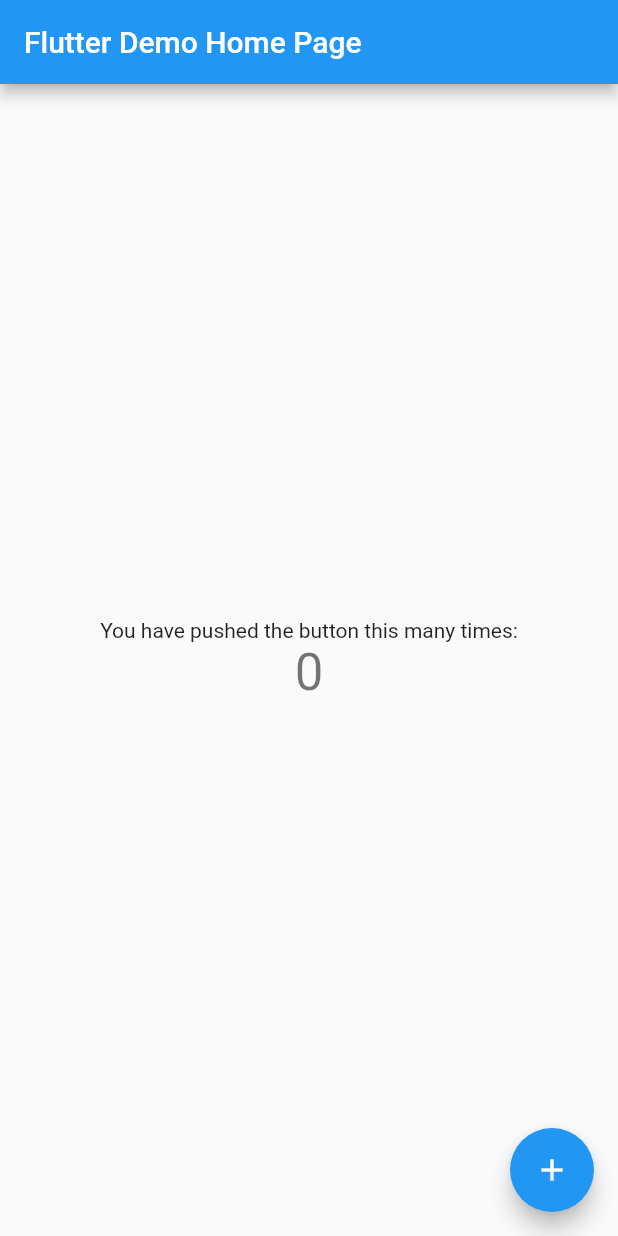
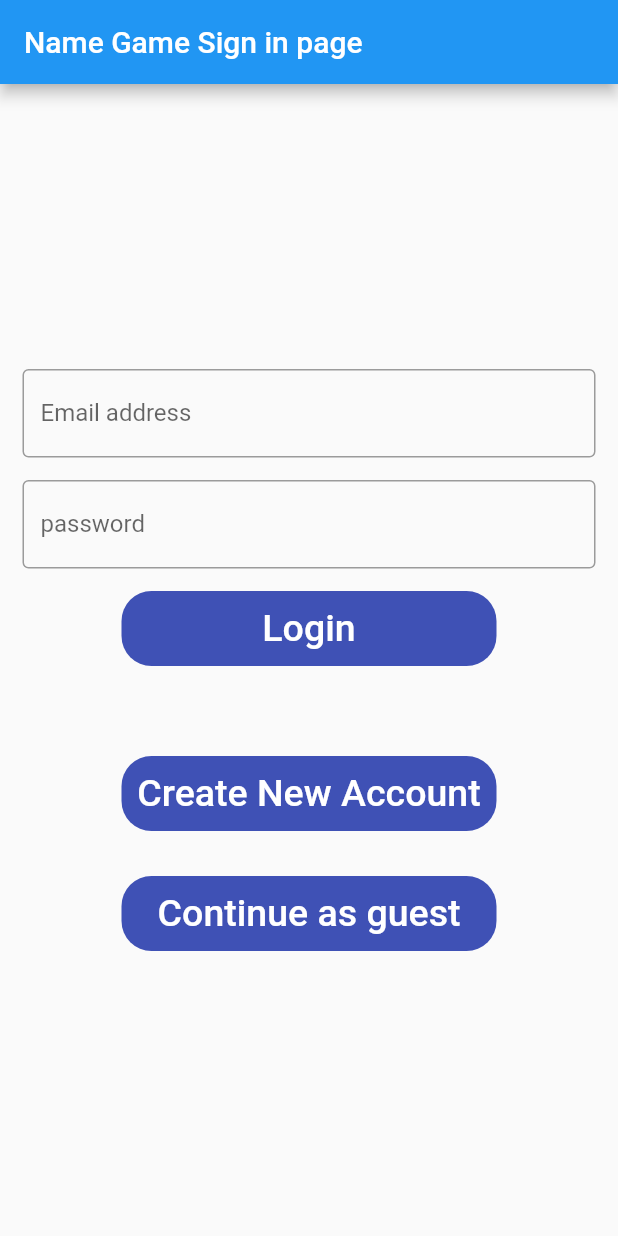
Before and after one commit to walk0858/Software-engineering-project, a Flutter app: the screen it shows after launch, on a phone screen of 412 x 824 dp. Run offline on Flutter 3.47's test engine with Material 2 defaults, Android fonts, the phone set to English and light mode, and no system bars; our stand-ins replace firebase_auth, firebase_core; accounts and stored records are empty.

Commit message:
Integrated firebase, added a non-functional login page that loads as the homepage of the app

```diff
--- /dev/null
+++ b/lib/Utils/constants.dart
@@ -0,0 +1,10 @@
+
+//Constants for initializing firebase in the app
+import 'package:firebase_auth/firebase_auth.dart';
+
+const String firebaseID = "1:222656522085:android:734948d199f1545faea38c";
+const String firebaseAPIkey = "AIzaSyCUSK71acpQE30AHC6qeIAdqpdFcOnr6Ec";
+const String firebaseProjectNum = "222656522085";
+const String firebaseProjectID = "cs3541-final-project";
+
+final FirebaseAuth auth = FirebaseAuth.instance;
--- a/lib/main.dart
+++ b/lib/main.dart
@@ -1,6 +1,15 @@
+import 'package:fantastic_five_name_game/Utils/constants.dart';
+import 'package:firebase_core/firebase_core.dart';
 import 'package:flutter/material.dart';
 
 void main() {
+  Firebase.initializeApp(
+      options: FirebaseOptions(
+          apiKey: firebaseAPIkey,
+          appId: firebaseID,
+          messagingSenderId: firebaseProjectNum,
+          projectId: firebaseProjectID)
+  );
   runApp(const MyApp());
 }
 
@@ -24,7 +33,7 @@
         // is not restarted.
         primarySwatch: Colors.blue,
       ),
-      home: const MyHomePage(title: 'Flutter Demo Home Page'),
+      home: const MyHomePage(title: 'Name Game Sign in page'),
     );
   }
 }
@@ -48,18 +57,9 @@
 }
 
 class _MyHomePageState extends State<MyHomePage> {
-  int _counter = 0;
 
-  void _incrementCounter() {
-    setState(() {
-      // This call to setState tells the Flutter framework that something has
-      // changed in this State, which causes it to rerun the build method below
-      // so that the display can reflect the updated values. If we changed
-      // _counter without calling setState(), then the build method would not be
-      // called again, and so nothing would appear to happen.
-      _counter++;
-    });
-  }
+
+
 
   @override
   Widget build(BuildContext context) {
@@ -95,21 +95,107 @@
           // horizontal).
           mainAxisAlignment: MainAxisAlignment.center,
           children: <Widget>[
-            const Text(
-              'You have pushed the button this many times:',
+            Padding(
+              //padding: const EdgeInsets.only(left:15.0,right: 15.0,top:0,bottom: 0),
+              padding: EdgeInsets.symmetric(horizontal: 15),
+
+              child: TextField(
+                decoration: InputDecoration(
+                    border: OutlineInputBorder(),
+                    labelText: 'Email address',
+                    hintText: 'Enter valid email id as abc@gmail.com'),
+                keyboardType: TextInputType.emailAddress,
+                onChanged: (text){
+                  userName =text;
+                },
+              ),
             ),
-            Text(
-              '$_counter',
-              style: Theme.of(context).textTheme.headline4,
+            Padding(
+              //padding: const EdgeInsets.only(left:15.0,right: 15.0,top:0,bottom: 0),
+              padding: EdgeInsets.symmetric(horizontal: 15, vertical: 15),
+
+              child: TextField(
+                obscureText: true,
+                decoration: InputDecoration(
+                    border: OutlineInputBorder(),
+                    labelText: 'password',
+                    hintText: 'Enter your password'),
+                keyboardType: TextInputType.emailAddress,
+                onChanged: (text){
+                  password =text;
+                },
+              ),
             ),
+
+            Container(
+              height: 50,
+              width: 250,
+              decoration: BoxDecoration(
+                  color: Colors.indigo, borderRadius: BorderRadius.circular(20)),
+              child: TextButton(
+                onPressed: () async {
+
+                },
+                child: Text(
+                  'Login',
+                  style: TextStyle(color: Colors.white, fontSize: 25),
+                ),
+              ),
+
+            ),
+
+            Padding(
+              padding: EdgeInsets.symmetric(vertical: 30,horizontal: 15),
+            ),
+
+            Container(
+              height: 50,
+              width: 250,
+              decoration: BoxDecoration(
+                  color: Colors.indigo, borderRadius: BorderRadius.circular(20)),
+              child: TextButton(
+                onPressed: () async {
+
+                },
+                child: Text(
+                  'Create New Account',
+                  style: TextStyle(color: Colors.white, fontSize: 25),
+                ),
+              ),
+
+            ),
+
+            Padding(
+              padding : EdgeInsets.symmetric(vertical: 15, horizontal: 15)
+            ),
+
+
+            Container(
+              height: 50,
+              width: 250,
+              decoration: BoxDecoration(
+                  color: Colors.indigo, borderRadius: BorderRadius.circular(20)),
+              child: TextButton(
+                onPressed: () async {
+
+                },
+                child: Text(
+                  'Continue as guest',
+                  style: TextStyle(color: Colors.white, fontSize: 25),
+                ),
+              ),
+
+            ),
+
           ],
         ),
       ),
-      floatingActionButton: FloatingActionButton(
-        onPressed: _incrementCounter,
-        tooltip: 'Increment',
-        child: const Icon(Icons.add),
-      ), // This trailing comma makes auto-formatting nicer for build methods.
+
     );
   }
 }
+
+
+String userName = '';
+String password ='';
+String errorMessage = '';
--- a/pubspec.yaml
+++ b/pubspec.yaml
@@ -34,6 +34,9 @@
   # The following adds the Cupertino Icons font to your application.
   # Use with the CupertinoIcons class for iOS style icons.
   cupertino_icons: ^1.0.2
+  firebase_core: ^1.10.3
+  firebase_auth: ^3.3.1
+  firebase_analytics: ^9.0.0
 
 dev_dependencies:
   flutter_test:
```
Also changed, not shown: pubspec.lock, 3 other files.
